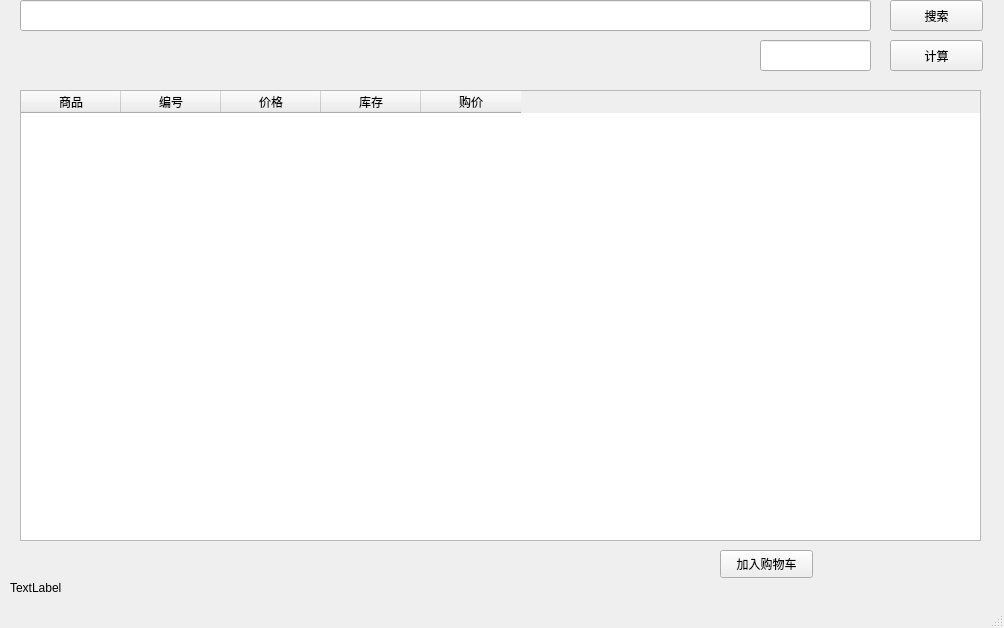
Old version of the form cmpp.ui in the repository late0001/price_relations.
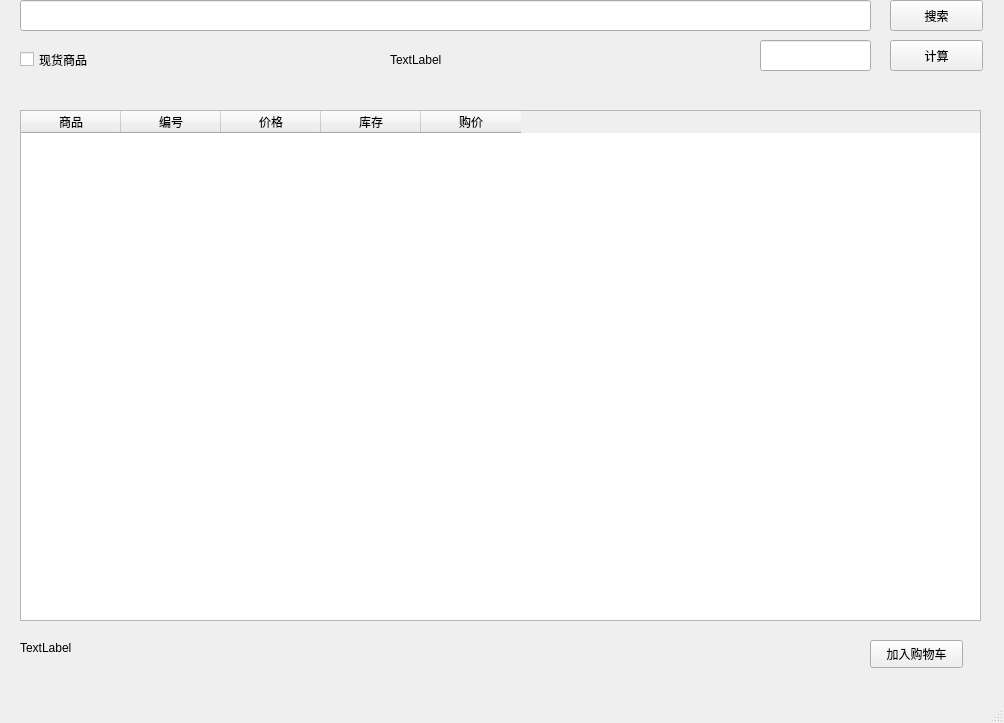
New version of the form.

Commit message: Add spot condition search

The edit to the form file:
```diff
--- a/cmpp.ui
+++ b/cmpp.ui
@@ -7,7 +7,7 @@
     <x>0</x>
     <y>0</y>
     <width>1004</width>
-    <height>628</height>
+    <height>723</height>
    </rect>
   </property>
   <property name="windowTitle">
@@ -40,8 +40,8 @@
    <widget class="QLabel" name="statusLabel">
     <property name="geometry">
      <rect>
-      <x>10</x>
-      <y>580</y>
+      <x>20</x>
+      <y>640</y>
       <width>731</width>
       <height>16</height>
      </rect>
@@ -54,9 +54,9 @@
     <property name="geometry">
      <rect>
       <x>20</x>
-      <y>90</y>
+      <y>110</y>
       <width>961</width>
-      <height>451</height>
+      <height>511</height>
      </rect>
     </property>
     <column>
@@ -103,8 +103,8 @@
    <widget class="QPushButton" name="btn_Addcart">
     <property name="geometry">
      <rect>
-      <x>720</x>
-      <y>550</y>
+      <x>870</x>
+      <y>640</y>
       <width>93</width>
       <height>28</height>
      </rect>
@@ -136,6 +136,32 @@
      <string>计算</string>
     </property>
    </widget>
+   <widget class="QCheckBox" name="ckb_spot">
+    <property name="geometry">
+     <rect>
+      <x>20</x>
+      <y>50</y>
+      <width>91</width>
+      <height>19</height>
+     </rect>
+    </property>
+    <property name="text">
+     <string>现货商品</string>
+    </property>
+   </widget>
+   <widget class="QLabel" name="lbl_Result">
+    <property name="geometry">
+     <rect>
+      <x>390</x>
+      <y>50</y>
+      <width>291</width>
+      <height>20</height>
+     </rect>
+    </property>
+    <property name="text">
+     <string>TextLabel</string>
+    </property>
+   </widget>
   </widget>
   <widget class="QMenuBar" name="menubar">
    <property name="geometry">
```
The commit also changes 3 other files.
